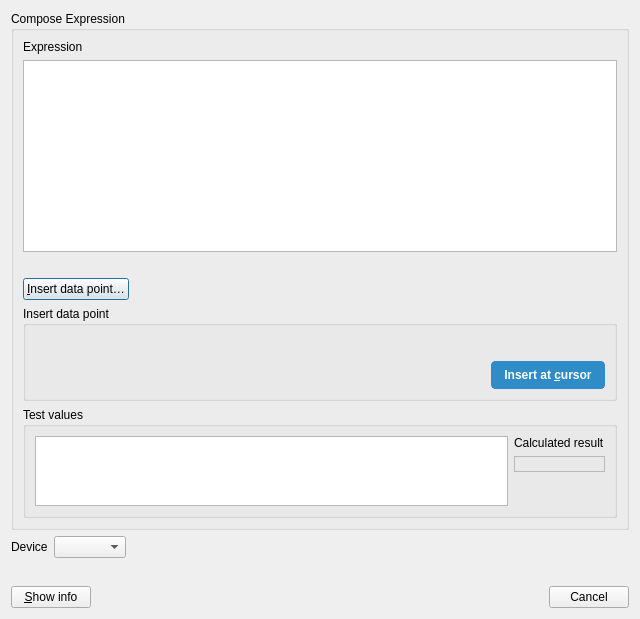
Before: the Qt Designer form src/dialogs/expressionsdialog.ui in ModbusScope/ModbusScope, drawn with Qt 5.
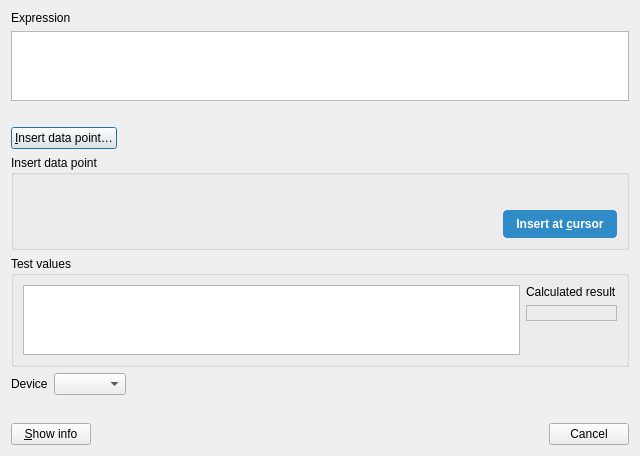
After: the same form once the commit is applied. Custom widgets are drawn as their Qt base class.

Commit message:
Drop the duplicate Compose expression frame and let the editor grow
The titled group box repeated the window title. The expression editor
now grows with the dialog between three and ten lines.

Patch:
```diff
--- a/src/dialogs/expressionsdialog.ui
+++ b/src/dialogs/expressionsdialog.ui
@@ -21,11 +21,7 @@
   </property>
   <layout class="QVBoxLayout" name="verticalLayout_3" stretch="1,0,0">
    <item>
-    <widget class="QGroupBox" name="groupBox">
-     <property name="title">
-      <string>Compose Expression</string>
-     </property>
-     <layout class="QGridLayout" name="gridLayout" rowstretch="0,0,0,0,0,1" columnstretch="1,0">
+    <layout class="QGridLayout" name="gridLayout" rowstretch="0,1,0,0,0,1" columnstretch="1,0">
       <item row="0" column="0" colspan="2">
        <widget class="QLabel" name="label">
         <property name="text">
@@ -36,7 +32,7 @@
       <item row="1" column="0" colspan="2">
        <widget class="QPlainTextEdit" name="lineExpression">
         <property name="sizePolicy">
-         <sizepolicy hsizetype="Expanding" vsizetype="Fixed">
+        <sizepolicy hsizetype="Expanding" vsizetype="Expanding">
           <horstretch>0</horstretch>
           <verstretch>0</verstretch>
          </sizepolicy>
@@ -233,7 +229,6 @@
        </widget>
       </item>
      </layout>
-    </widget>
    </item>
    <item>
     <widget class="QWidget" name="widgetInfo" native="true">
```
Lines whose indentation alone changed are shown as unchanged. The commit also changes 4 other files.
